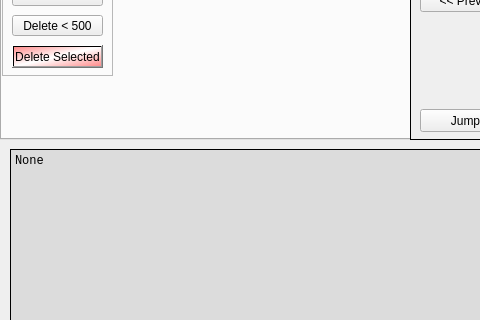
Old version of the form TwitterAnalyzer/GUI/GUI_QT.ui in the repository GrzegorzKrug/TwitterAnalyzer; both pictures show x 0 to 480 and y 250 to 570 of the 1025 by 884 pixel window.
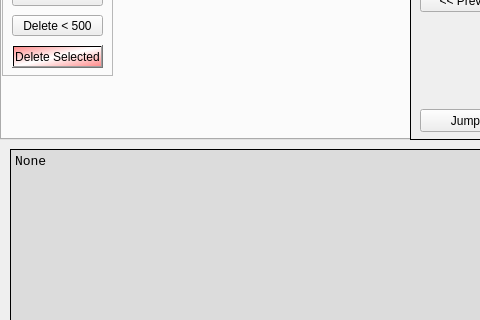
New version of the form. The open tabs and pages were chosen to show the change.

```diff
--- a/TwitterAnalyzer/GUI/GUI_QT.ui
+++ b/TwitterAnalyzer/GUI/GUI_QT.ui
@@ -827,7 +827,8 @@
     </property>
     <property name="font">
      <font>
-      <family>Lucida Console</family>
+      <family>Consolas</family>
+      <pointsize>10</pointsize>
      </font>
     </property>
     <property name="styleSheet">
```
Left out of the diff: 2 changed lines with no effect on the pictures.
